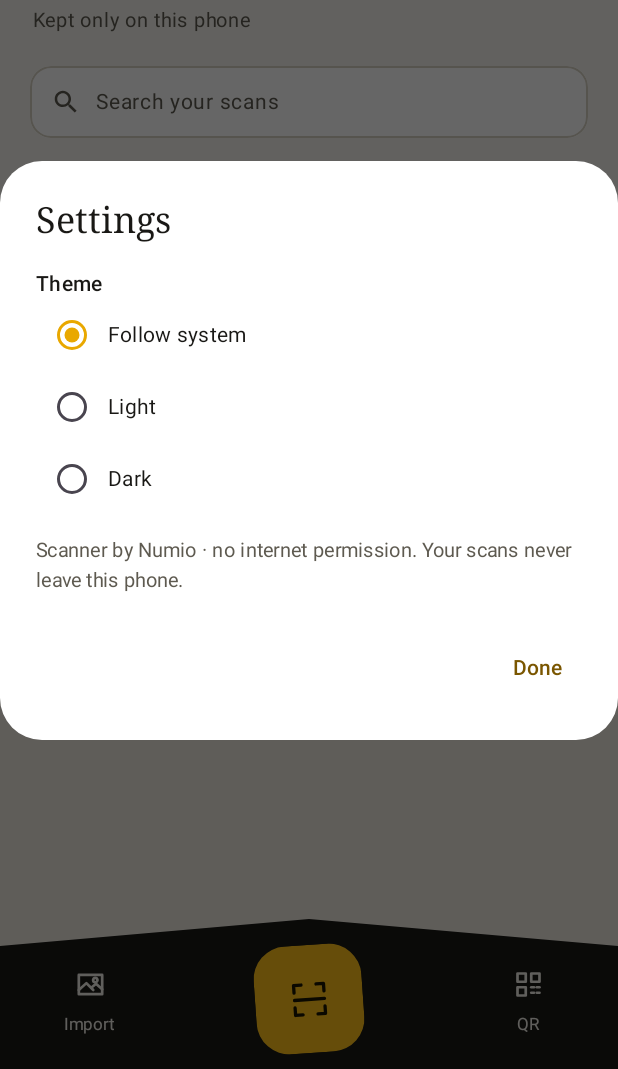
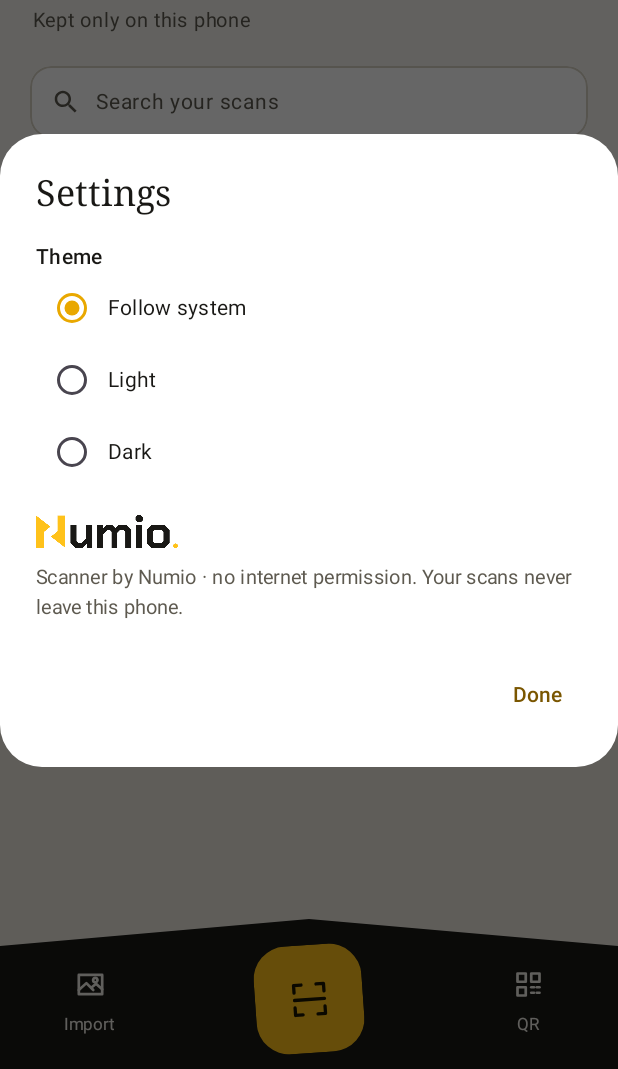
Before and after one commit to rag-creation/numio-scanner, an Android app built with Jetpack Compose: the screen it shows after launch (MainActivity), after a tap on "Settings", on a phone screen of 412 x 824 dp, the part 167-1236 px from its top. Run offline under Robolectric (Android 15) with nearby library versions, the phone set to English and light mode, and no system bars.

Commit message:
Show the official Numio wordmark in the Settings dialog
Uses the two official brand PNGs (light and dark) as they are, never redrawn.

```diff
--- a/app/src/main/java/com/rr/numio/scanner/ui/HomeScreen.kt
+++ b/app/src/main/java/com/rr/numio/scanner/ui/HomeScreen.kt
@@ -221,7 +221,9 @@ fun HomeScreen(
                             Text(mode.label, color = p.ink)
                         }
                     }
-                    Spacer(Modifier.height(14.dp))
+                    Spacer(Modifier.height(18.dp))
+                    NumioWordmark(Modifier.height(22.dp))
+                    Spacer(Modifier.height(10.dp))
                     Text(
                         "Scanner by Numio · no internet permission. Your scans never leave this phone.",
                         fontSize = 13.sp,
```
